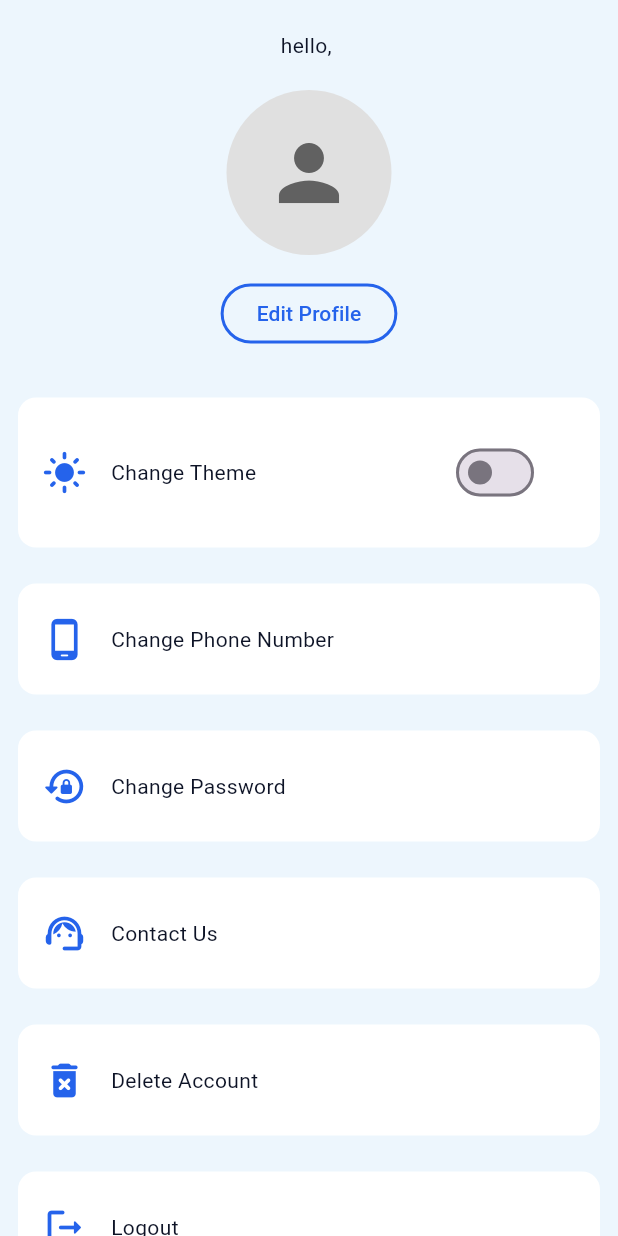
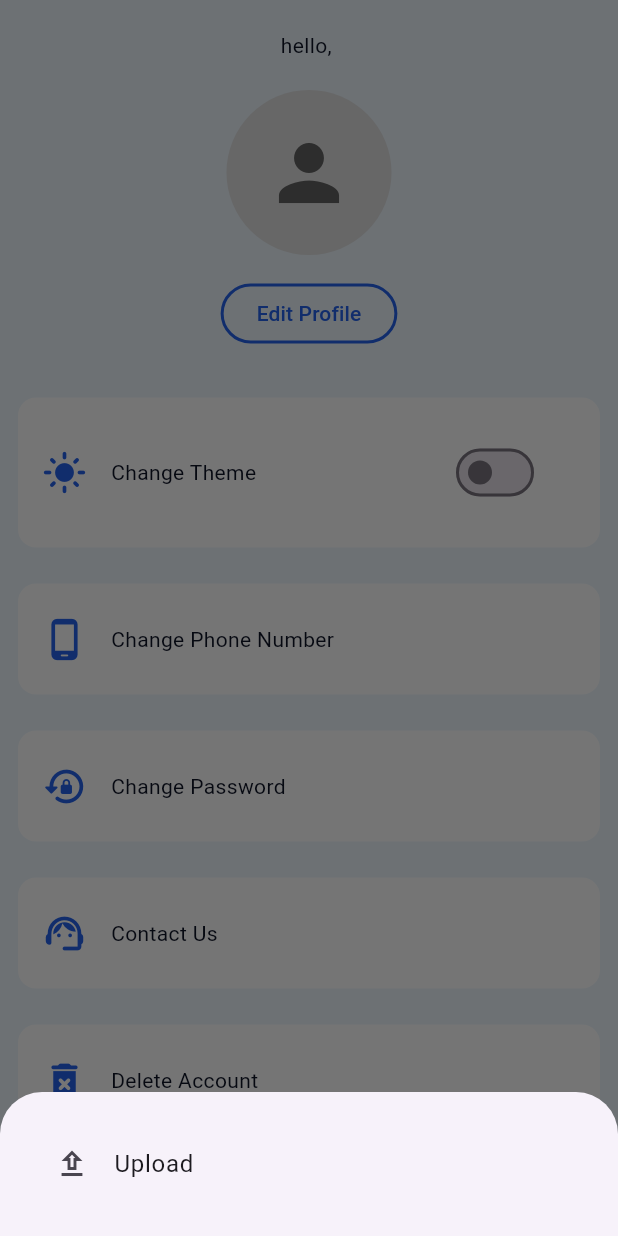
Before and after one commit to Ramaprasadnayak/MediCare, a Flutter app: the ProfilePage widget shown alone on an empty page, opened directly, after a tap on "Edit Profile", on a phone screen of 412 x 824 dp. Run offline on Flutter 3.47's test engine with Material 3 defaults, Android fonts, the light colour scheme and no system bars; our stand-ins replace carousel_slider, file_picker, flutter_dotenv, google_fonts, jwt_decoder, shared_preferences; accounts and stored records are empty; network calls fail.

Commit message:
added upload logic

```diff
--- a/lib/features/checkout/order_page.dart
+++ b/lib/features/checkout/order_page.dart
@@ -38,7 +38,7 @@ class _OrderPageState extends State<OrderPage> {
                 width: double.infinity,
                 text: "Proceed TO Buy, ${cartProvider.amount}",
                 onpressed: (){
-
+                  // comming soon
                 }
               ),
               SizedBox(height: 20),
--- a/lib/features/profile/profile_page.dart
+++ b/lib/features/profile/profile_page.dart
@@ -1,4 +1,5 @@
 import 'package:flutter/material.dart';
+import 'package:maruthimedical/features/profile/profile_pic.dart';
 import 'package:maruthimedical/services/get_detail.dart';
 import 'package:maruthimedical/widgets/card.dart';
 
@@ -36,7 +37,6 @@ class _ProfilePageState extends State<ProfilePage> {
     final VoidCallback? deleteAcc=null;
     final VoidCallback? logout=null;
 
-
     Map<int, List<Object?>> profileOptions = {
       1: [Icons.light_mode_rounded, "Change Theme", true, changeTheme],
       2: [Icons.phone_android_rounded, "Change Phone Number", false, changePhoneno],
@@ -58,7 +58,17 @@ class _ProfilePageState extends State<ProfilePage> {
               child: Icon(Icons.person, size: 60, color: Colors.grey.shade700),
             ),
             SizedBox(height: 15),
-            OutlinedButton(onPressed: () {}, child: const Text("Edit Profile")),
+            OutlinedButton(
+              onPressed: () {
+                showModalBottomSheet(
+                  context: context,
+                  builder: (context){
+                    return ProfilePic();
+                  },
+                );
+              },
+              child: const Text("Edit Profile")
+            ),
             SizedBox(height: 20),
             Column(
               children: profileOptions.entries.map((entry) {
--- /dev/null
+++ b/lib/features/profile/profile_pic.dart
@@ -0,0 +1,43 @@
+import 'dart:io';
+import 'package:flutter/material.dart';
+import 'package:file_picker/file_picker.dart';
+import 'package:maruthimedical/services/profile_upload.dart';
+
+class ProfilePic extends StatefulWidget {
+  const ProfilePic({super.key});
+
+  @override
+  State<ProfilePic> createState() => _ProfilePicState();
+}
+class _ProfilePicState extends State<ProfilePic> {
+  Future<void> pickFile() async {
+    FilePickerResult? result = await FilePicker.platform.pickFiles(type: FileType.image);
+    if (result != null) {
+      File file = File(result.files.first.path!);
+      String? imageUrl = await uploadToCloudinary(file, context);
+      if (imageUrl != null) {
+        ScaffoldMessenger.of(context).showSnackBar(
+          const SnackBar(content: Text("Upload Successful")),
+        );
+      }
+    } else {
+      ScaffoldMessenger.of(context).showSnackBar(
+        const SnackBar(content: Text("File upload cancelled")),
+      );
+    }
+  }
+
+  @override
+  Widget build(BuildContext context) {
+    return SafeArea(
+      child: Padding(
+        padding: const EdgeInsets.all(20),
+        child: ListTile(
+          onTap: pickFile,
+          leading: const Icon(Icons.upload_outlined),
+          title: const Text("Upload"),
+        ),
+      ),
+    );
+  }
+}
--- a/pubspec.yaml
+++ b/pubspec.yaml
@@ -9,13 +9,13 @@ dependencies:
   flutter:
     sdk: flutter
   carousel_slider: ^5.1.2
+  file_picker: ^10.3.2
   http: ^1.2.1
   jwt_decoder: ^2.0.1
   flutter_dotenv: ^5.2.1
   google_fonts: ^6.3.0
   provider: ^6.1.5
   shared_preferences: ^2.5.3
-
   cupertino_icons: ^1.0.8
 
 dev_dependencies:
```
Also changed, not shown: lib/features/checkout/change_address.dart (+9 -2 lines), lib/features/home/home_screen.dart (+5 -2 lines), lib/services/cart_action.dart (+6 -1 lines), lib/services/orders.dart (+14 -11 lines), lib/services/profile_upload.dart (added, +27 -0 lines), lib/widgets/mycart_medicinecard.dart (+3 -6 lines), pubspec.lock, 1 other file.
